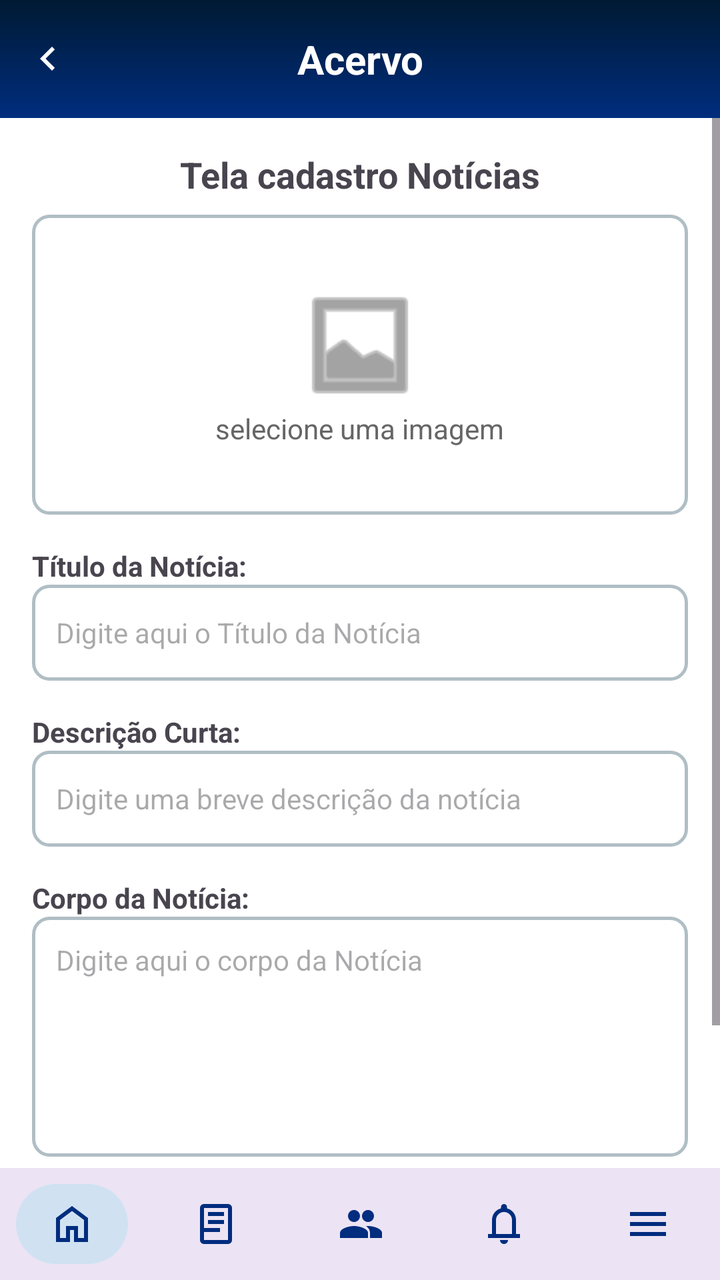
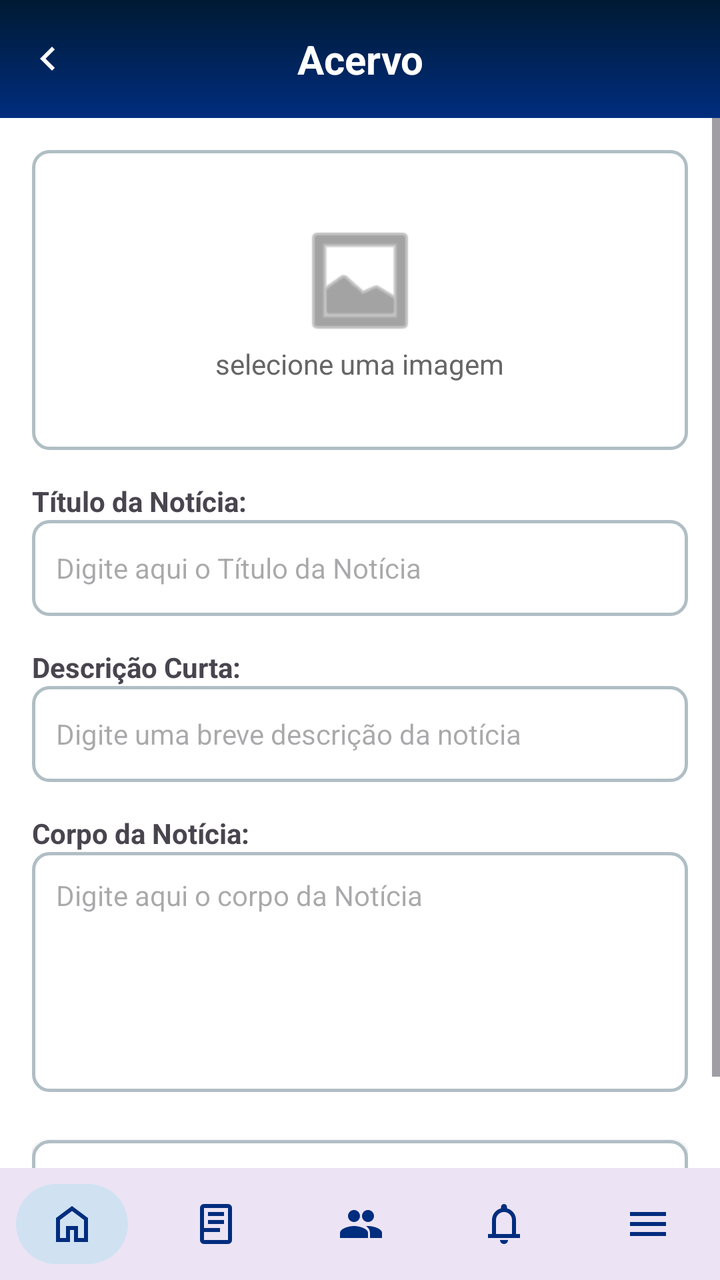

An Android layout rendered at two revisions. The XML below is the earlier revision; the diff shows what the commit changed to produce the second picture.
<!-- AndroidManifest.xml: application theme Theme.Bibliotecaapp -->
<!-- res/layout/tela_cadastro_noticia.xml -->
<?xml version="1.0" encoding="utf-8"?>
<LinearLayout xmlns:android="http://schemas.android.com/apk/res/android"
    xmlns:app="http://schemas.android.com/apk/res-auto"
    xmlns:tools="http://schemas.android.com/tools"
    android:layout_width="match_parent"
    android:layout_height="match_parent"
    android:background="#FFFFFF"
    android:orientation="vertical">

    
    <RelativeLayout
        android:layout_width="match_parent"
        android:layout_height="wrap_content"
        android:background="@drawable/background_header">

        <ImageButton
            android:id="@+id/btnVoltar"
            android:layout_width="48dp"
            android:layout_height="48dp"
            android:layout_centerVertical="true"
            android:background="?attr/selectableItemBackgroundBorderless"
            android:src="@drawable/ic_leftarrow"
            app:tint="#FFFFFF" />

        <TextView
            android:layout_width="match_parent"
            android:layout_height="wrap_content"
            android:gravity="center"
            android:padding="16dp"
            android:text="Acervo"
            android:textColor="#FFFFFF"
            android:textSize="20sp"
            android:textStyle="bold" />
    </RelativeLayout>

    <ScrollView
        android:layout_width="match_parent"
        android:layout_height="0dp"
        android:layout_weight="1">

        <LinearLayout
            android:layout_width="match_parent"
            android:layout_height="wrap_content"
            android:orientation="vertical"
            android:padding="16dp">

            <TextView
                android:layout_width="wrap_content"
                android:layout_height="wrap_content"
                android:layout_gravity="center_horizontal"
                android:layout_marginBottom="8dp"
                android:text="Tela cadastro Notícias"
                android:textSize="18sp"
                android:textStyle="bold" />

            
            <LinearLayout
                android:layout_width="match_parent"
                android:layout_height="150dp"
                android:layout_marginBottom="16dp"
                android:background="@drawable/background_campo_input"
                android:gravity="center"
                android:orientation="vertical">

                <ImageView
                    android:layout_width="64dp"
                    android:layout_height="64dp"
                    android:src="@android:drawable/ic_menu_gallery"
                    app:tint="#666666" />

                <TextView
                    android:layout_width="wrap_content"
                    android:layout_height="wrap_content"
                    android:text="selecione uma imagem"
                    android:textColor="#666666" />
            </LinearLayout>

            <TextView
                android:layout_width="wrap_content"
                android:layout_height="wrap_content"
                android:text="Título da Notícia:"
                android:textStyle="bold" />

            <EditText
                android:id="@+id/edtTituloNoticia"
                android:layout_width="match_parent"
                android:layout_height="48dp"
                android:layout_marginBottom="16dp"
                android:background="@drawable/background_campo_input"
                android:hint="Digite aqui o Título da Notícia"
                android:padding="12dp"
                android:textSize="14sp" />

            <TextView
                android:layout_width="wrap_content"
                android:layout_height="wrap_content"
                android:text="Descrição Curta:"
                android:textStyle="bold" />

            <EditText
                android:id="@+id/edtDescricaoCurta"
                android:layout_width="match_parent"
                android:layout_height="48dp"
                android:layout_marginBottom="16dp"
                android:background="@drawable/background_campo_input"
                android:hint="Digite uma breve descrição da notícia"
                android:padding="12dp"
                android:textSize="14sp" />

            <TextView
                android:layout_width="wrap_content"
                android:layout_height="wrap_content"
                android:text="Corpo da Notícia:"
                android:textStyle="bold" />

            <EditText
                android:id="@+id/edtCorpoNoticia"
                android:layout_width="match_parent"
                android:layout_height="120dp"
                android:layout_marginBottom="24dp"
                android:background="@drawable/background_campo_input"
                android:gravity="top"
                android:hint="Digite aqui o corpo da Notícia"
                android:padding="12dp"
                android:textSize="14sp" />

            <androidx.appcompat.widget.AppCompatButton
                android:id="@+id/btnEnviar"
                android:layout_width="match_parent"
                android:layout_height="wrap_content"
                android:background="@drawable/background_campo_input"
                android:text="ENVIAR"
                android:textStyle="bold" />

        </LinearLayout>
    </ScrollView>

    
    <include layout="@layout/navbar_admin_layout" />

</LinearLayout>
<!-- res/layout/navbar_admin_layout.xml (included above) -->
<?xml version="1.0" encoding="utf-8"?>
<com.google.android.material.bottomnavigation.BottomNavigationView
    xmlns:android="http://schemas.android.com/apk/res/android"
    xmlns:app="http://schemas.android.com/apk/res-auto"
    android:id="@+id/bottomNavAdmin"
    style="@style/NavBar"
    android:layout_width="match_parent"
    android:layout_height="wrap_content"
    app:menu="@menu/admin_bottom_menu"/>
<!-- resources referenced by this layout -->
<resources>
  <!-- drawable background_campo_input (drawable) -->
  <?xml version="1.0" encoding="utf-8"?>
  <shape xmlns:android="http://schemas.android.com/apk/res/android"
      android:shape="rectangle">
  
      <solid android:color="#FFFFFF" />
  
      <stroke
          android:width="1.5dp"
          android:color="#B0BEC5" />
  
      <corners android:radius="8dp" />
  
  </shape>
  <!-- drawable background_header (drawable) -->
  <?xml version="1.0" encoding="utf-8"?>
  <shape xmlns:android="http://schemas.android.com/apk/res/android">
  
      <gradient
          android:type="linear"
          android:angle="270"
          android:startColor="#001A33"
          android:endColor="#002D7E" />
  
      <corners android:radius="0dp" />
  
  </shape>
  <!-- drawable ic_leftarrow (drawable) -->
  <vector xmlns:android="http://schemas.android.com/apk/res/android"
      android:width="24dp"
      android:height="24dp"
      android:viewportWidth="960"
      android:viewportHeight="960">
    <path
        android:pathData="M560,720 L320,480l240,-240 56,56 -184,184 184,184 -56,56Z"
        android:fillColor="#FFFFFF"/>
  </vector>
  <style name="NavBar" parent="Widget.MaterialComponents.BottomNavigationView">
          <item name="itemBackground">@drawable/nav_item_background</item>
          <item name="itemRippleColor">@android:color/transparent</item>
          <item name="itemIconTint">#002D7E</item>
          <item name="itemTextColor">@null</item>
          <item name="labelVisibilityMode">unlabeled</item>
      </style>
  <style name="Theme.Bibliotecaapp" parent="Base.Theme.Bibliotecaapp" />
  <!-- drawable nav_item_background (drawable) -->
  <?xml version="1.0" encoding="utf-8"?>
  <selector xmlns:android="http://schemas.android.com/apk/res/android">
  
      
      <item android:state_checked="true">
          <inset
              android:insetLeft="8dp"
              android:insetRight="8dp"
              android:insetTop="8dp"
              android:insetBottom="8dp">
  
              <shape android:shape="rectangle">
                  <solid android:color="#D0E2F2"/>
                  <corners android:radius="100dp"/>
              </shape>
  
          </inset>
      </item>
  
      
      <item>
          <color android:color="@android:color/transparent"/>
      </item>
  
  </selector>
  <style name="Base.Theme.Bibliotecaapp" parent="Theme.Material3.DayNight.NoActionBar">
          
          
      </style>
</resources>

<!-- the commit's change to res/layout/tela_cadastro_noticia.xml (unified diff, before → after) -->
@@ -44,14 +44,6 @@
             android:orientation="vertical"
             android:padding="16dp">
 
-            <TextView
-                android:layout_width="wrap_content"
-                android:layout_height="wrap_content"
-                android:layout_gravity="center_horizontal"
-                android:layout_marginBottom="8dp"
-                android:text="Tela cadastro Notícias"
-                android:textSize="18sp"
-                android:textStyle="bold" />
 
             
             <LinearLayout
